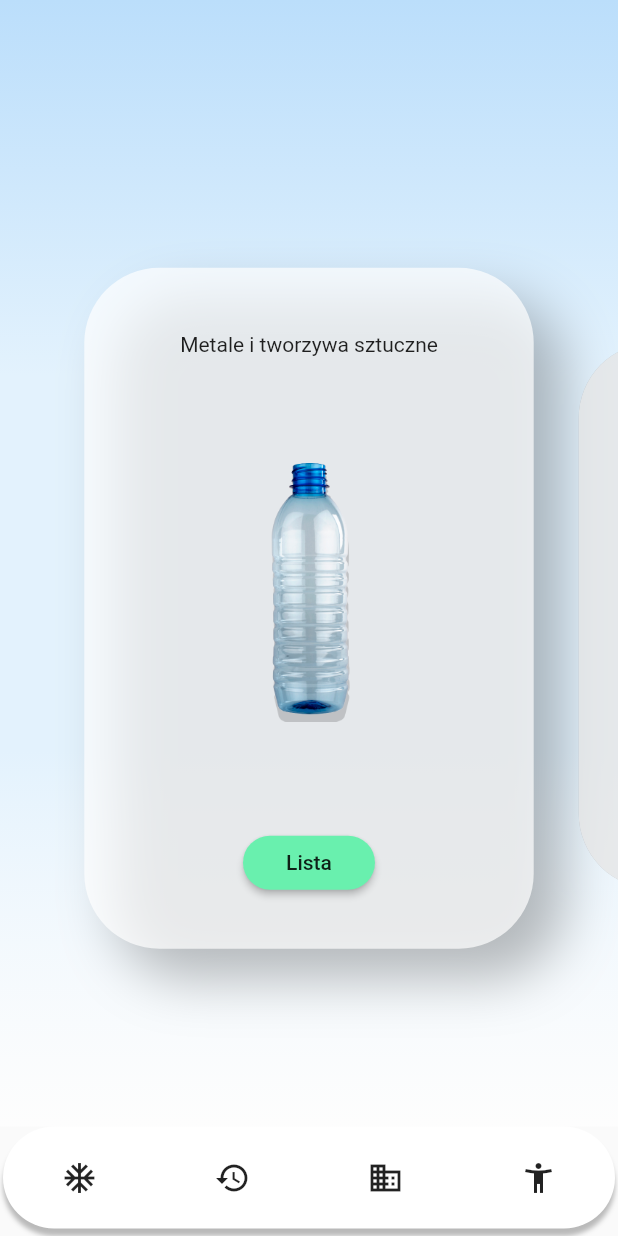
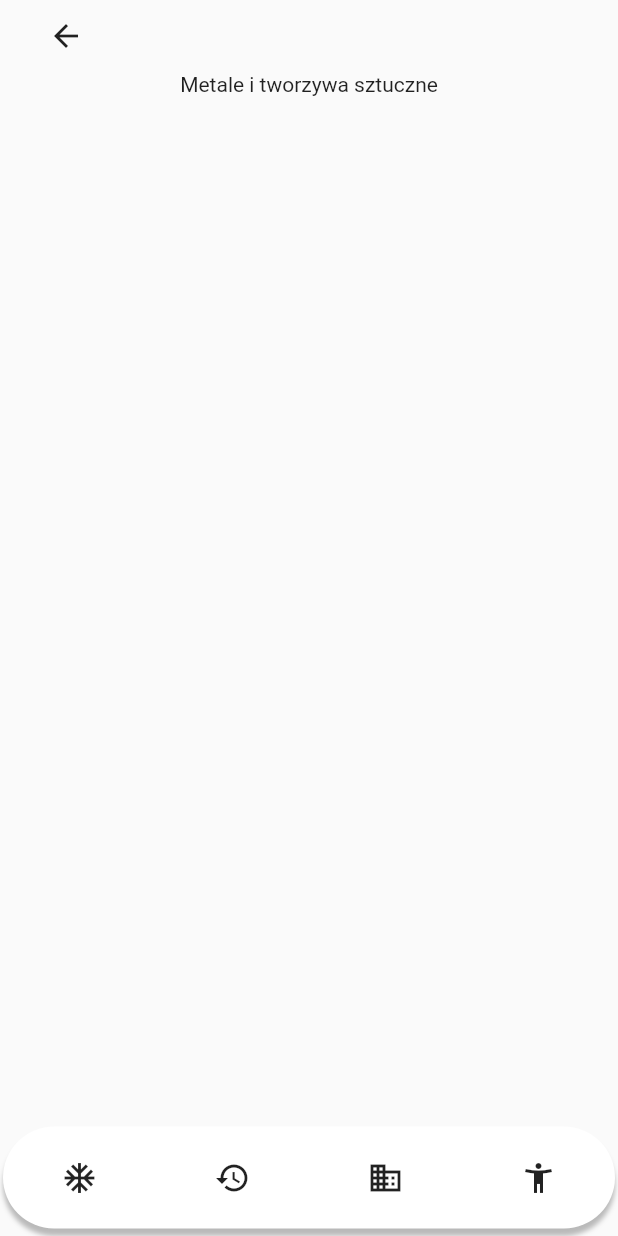
Before and after one commit to ciakarellas/recycling_app, a Flutter app: the screen it shows after launch, after a tap on "Lista", on a phone screen of 412 x 824 dp. Run offline on Flutter 3.47's test engine with Material 2 defaults, Android fonts, the light colour scheme and no system bars.

Commit message:
change navigation

```diff
--- /dev/null
+++ b/lib/View/bucketList.dart
@@ -0,0 +1,35 @@
+import 'package:flutter/material.dart';
+import 'package:recycling_app/Widget/bottomNavBar.dart';
+
+class Bucket extends StatelessWidget {
+  final String category;
+
+  Bucket(this.category);
+  @override
+  Widget build(BuildContext context) {
+    // TODO: implement build
+    return Scaffold(
+      bottomNavigationBar: BottomNavBar(),
+      body: SafeArea(
+        top: true,
+        bottom: true,
+        child: Column(
+          children: <Widget>[
+            Align(
+              alignment: Alignment.topLeft,
+              child: FlatButton(
+                onPressed: (){
+                  Navigator.pop(context);
+                },
+                child: Icon(Icons.arrow_back),
+                )
+            ),
+            Center(child: Text(category)),
+          ],
+        ),
+      ),
+    );
+  }
+
+
+}
--- /dev/null
+++ b/lib/Widget/bottomNavBar.dart
@@ -0,0 +1,47 @@
+import 'package:flutter/material.dart';
+
+class BottomNavBar extends StatefulWidget {
+  BottomNavBar({Key key}) : super(key: key);
+
+  @override
+  _BottomNavBarState createState() => _BottomNavBarState();
+}
+
+class _BottomNavBarState extends State<BottomNavBar> {
+  @override
+  Widget build(BuildContext context) {
+    return Container(
+            width: 90,
+            margin: EdgeInsets.fromLTRB(2, 0, 2, 5),
+            decoration: BoxDecoration(
+              color: Colors.white,
+              borderRadius: BorderRadius.circular(90),
+              boxShadow: [BoxShadow(color: Colors.black26, blurRadius: 2, offset: Offset(0, 5))]
+            ),
+              child: Padding(
+                padding: const EdgeInsets.fromLTRB(0, 10, 0, 10),
+                child: Row(
+                  mainAxisAlignment: MainAxisAlignment.spaceAround,
+                  children: <Widget>[
+                    FlatButton(
+                      onPressed: (){},
+                      child: Icon(Icons.ac_unit),
+                    ),
+                    FlatButton(
+                      onPressed: (){},
+                      child: Icon(Icons.restore),
+                    ),
+                    FlatButton(
+                      onPressed: (){},
+                      child: Icon(Icons.business),
+                    ),
+                    FlatButton(
+                      onPressed: (){},
+                      child: Icon(Icons.accessibility_new),
+                    )
+                ],
+                ),
+              ),
+          );
+  }
+}
--- a/lib/Widget/carousel_page.dart
+++ b/lib/Widget/carousel_page.dart
@@ -1,4 +1,5 @@
 import 'package:flutter/material.dart';
+import 'package:recycling_app/View/BucketList.dart';
 
 class PageCarousel extends StatelessWidget{
 
@@ -79,7 +80,9 @@ class PageCarousel extends StatelessWidget{
             Padding(
               padding: EdgeInsets.fromLTRB(0, 5, 0, 5),
               child: MaterialButton(
-                onPressed: (){},
+                onPressed: (){
+                  Navigator.push(context, MaterialPageRoute(builder: (context) => Bucket(dataItem['name'])));
+                },
                 color: Colors.greenAccent,
                 child: Text('Lista'),
                 shape: StadiumBorder(),
--- a/lib/main.dart
+++ b/lib/main.dart
@@ -4,6 +4,7 @@ import 'package:provider/provider.dart';
 import 'package:recycling_app/Provider/recycling_provider.dart';
 
 import './View/home_page.dart';
+import 'Widget/bottomNavBar.dart';
 
 void main() => runApp(MyApp());
 
@@ -21,39 +22,7 @@ class MyApp extends StatelessWidget {
       create: (_) => new RecyclingProvider(),
       child: MaterialApp(
         home: Scaffold(
-          bottomNavigationBar: Container(
-            width: 90,
-            margin: EdgeInsets.fromLTRB(2, 0, 2, 5),
-            decoration: BoxDecoration(
-              color: Colors.white,
-              borderRadius: BorderRadius.circular(90),
-              boxShadow: [BoxShadow(color: Colors.black26, blurRadius: 2, offset: Offset(0, 5))]
-            ),
-              child: Padding(
-                padding: const EdgeInsets.fromLTRB(0, 10, 0, 10),
-                child: Row(
-                  mainAxisAlignment: MainAxisAlignment.spaceAround,
-                  children: <Widget>[
-                    FlatButton(
-                      onPressed: (){},
-                      child: Icon(Icons.ac_unit),
-                    ),
-                    FlatButton(
-                      onPressed: (){},
-                      child: Icon(Icons.restore),
-                    ),
-                    FlatButton(
-                      onPressed: (){},
-                      child: Icon(Icons.business),
-                    ),
-                    FlatButton(
-                      onPressed: (){},
-                      child: Icon(Icons.accessibility_new),
-                    )
-                ],
-                ),
-              ),
-          ),
+          bottomNavigationBar: BottomNavBar(),
           body: HomePage(),
         ),
       ),
```
